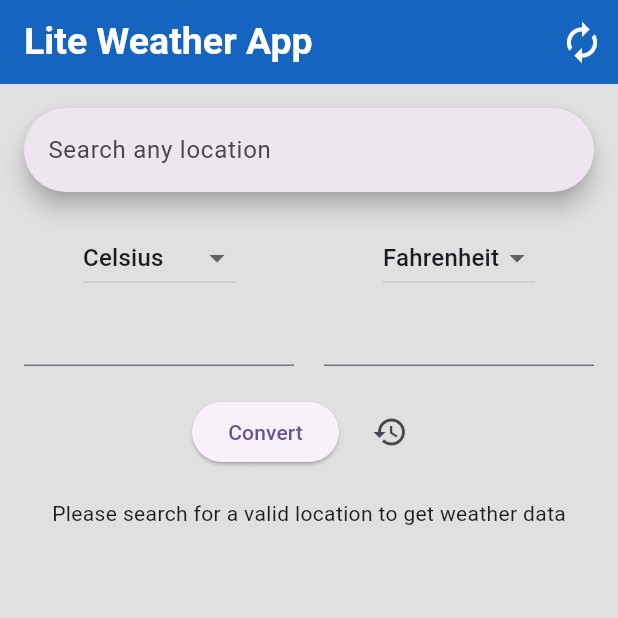
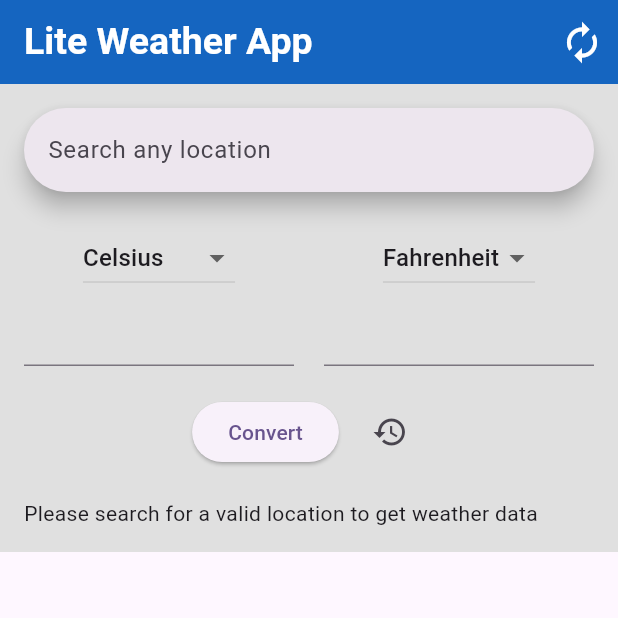
Before and after one commit to ayadeleke/temp_converter, a Flutter app: the screen it shows after launch, on a phone screen of 412 x 824 dp, the top half of it. Run offline on Flutter 3.47's test engine with Material 3 defaults, Android fonts, the phone set to English and light mode, and no system bars.

```diff
--- a/lib/homepage.dart
+++ b/lib/homepage.dart
@@ -7,7 +7,7 @@ import 'package:flutter_weather_app/weather.dart';
 import 'package:flutter_weather_app/temp_converter.dart';
 
 class HomePage extends StatefulWidget {
-  const HomePage({super.key});
+  const HomePage({Key? key}) : super(key: key);
 
   @override
   State<HomePage> createState() => _HomePageState();
@@ -34,7 +34,7 @@ class _HomePageState extends State<HomePage> {
             IconButton(
               iconSize: 30,
               color: Colors.white,
-              tooltip: 'swap units',
+              tooltip: 'Swap units',
               splashRadius: 20,
               icon: Icon(Icons.autorenew),
               onPressed: () {
@@ -45,25 +45,23 @@ class _HomePageState extends State<HomePage> {
             ),
           ],
         ),
-        body: Container(
+        body: SingleChildScrollView(
+          child: Container(
             color: Colors.grey.shade300,
             padding: const EdgeInsets.all(16),
             child: Column(
+              crossAxisAlignment: CrossAxisAlignment.stretch,
               children: [
                 _buildSearchWidget(),
                 const SizedBox(height: 20),
                 TemperatureConverter(),
                 const SizedBox(height: 20),
                 if (inProgress)
-                CircularProgressIndicator()
+                  Center(child: CircularProgressIndicator())
                 else
-                Expanded(
-                  child: SingleChildScrollView(
-                    child:
                   WeatherWidget(response: response, isCelsius: isCelsius),
+              ],
             ),
-                ),
-            ],
           ),
         ),
       ),
```
Lines whose indentation alone changed are shown as unchanged.
